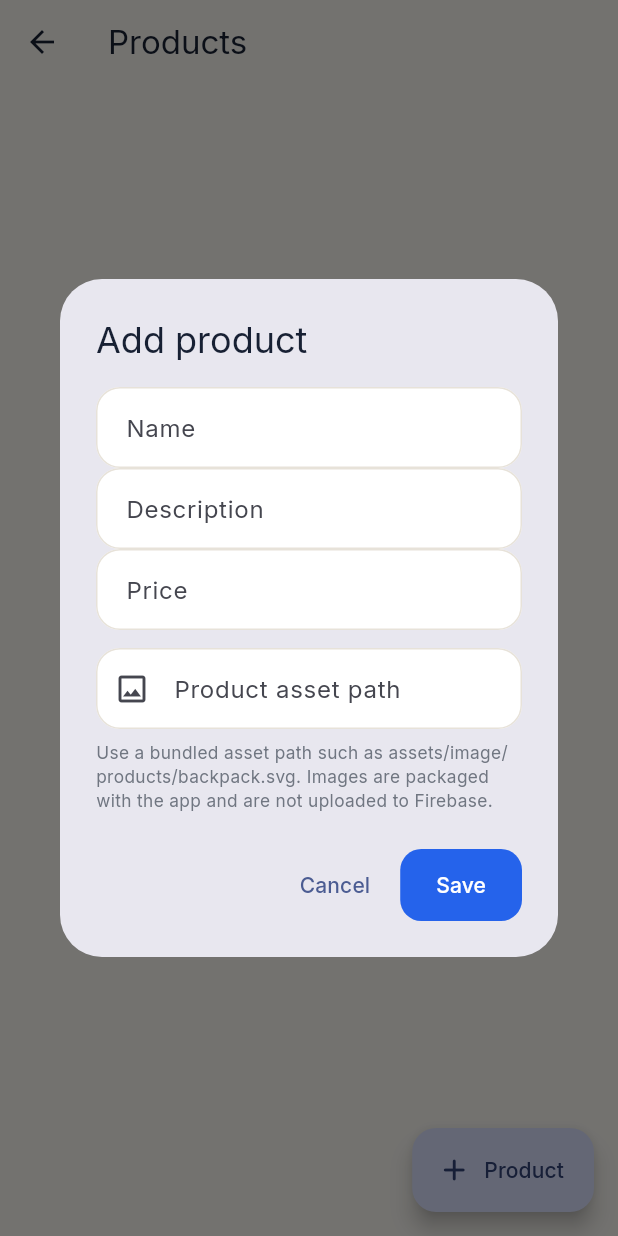
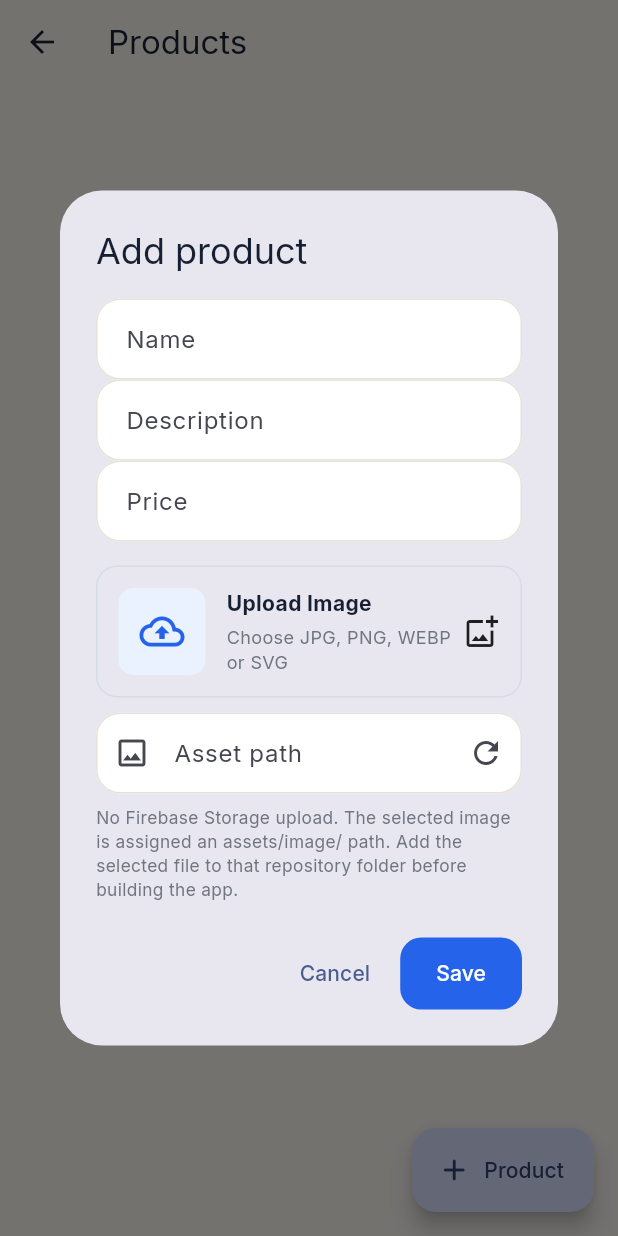
Before and after one commit to Jatinkanara21/Campus_supply, a Flutter app: the AdminManagementScreen screen opened directly with empty values, after a tap on "Product", on a phone screen of 412 x 824 dp. Run offline on Flutter 3.47's test engine with Material 3 defaults, Android fonts, the phone set to English and light mode, and no system bars; our stand-ins replace cloud_firestore, firebase_auth, firebase_core, google_fonts, image_picker, shared_preferences; accounts and stored records are empty.

Commit message:
Restore Upload Image button in admin product form

```diff
--- a/lib/screens/admin_management_screen.dart
+++ b/lib/screens/admin_management_screen.dart
@@ -1,8 +1,11 @@
+import 'dart:typed_data';
+
 import 'package:cloud_firestore/cloud_firestore.dart';
 import 'package:firebase_auth/firebase_auth.dart';
 import 'dart:async';
 
 import 'package:flutter/material.dart';
+import 'package:image_picker/image_picker.dart';
 
 enum AdminSection { products, categories, bundles, orders, users, reviews }
 
@@ -217,10 +220,39 @@ class AdminManagementScreen extends StatelessWidget {
     required TextEditingController price,
     required TextEditingController imageUrl,
   }) {
+    Uint8List? selectedImageBytes;
+    String? selectedFileName;
+
     return showDialog<bool>(
       context: context,
       builder: (dialogContext) => StatefulBuilder(
         builder: (dialogContext, setDialogState) {
+          Future<void> pickImage() async {
+            final picker = ImagePicker();
+            final file = await picker.pickImage(
+              source: ImageSource.gallery,
+              imageQuality: 90,
+            );
+            if (file == null) return;
+
+            final bytes = await file.readAsBytes();
+            final filename = file.name;
+            final safeName = filename
+                .toLowerCase()
+                .replaceAll(RegExp(r'[^a-z0-9._-]'), '_');
+            final folder = section == AdminSection.products
+                ? 'products'
+                : section == AdminSection.categories
+                    ? 'categories'
+                    : 'bundles';
+
+            setDialogState(() {
+              selectedImageBytes = bytes;
+              selectedFileName = filename;
+              imageUrl.text = 'assets/image/' + folder + '/' + safeName;
+            });
+          }
+
           return AlertDialog(
             title: Text(title),
             content: SizedBox(
@@ -243,23 +275,91 @@ class AdminManagementScreen extends StatelessWidget {
                         keyboardType: TextInputType.number,
                         decoration: const InputDecoration(labelText: 'Price'),
                       ),
-                    if (section == AdminSection.products || section == AdminSection.categories || section == AdminSection.bundles) ...[
-                      const SizedBox(height: 12),
+                    if (section == AdminSection.products ||
+                        section == AdminSection.categories ||
+                        section == AdminSection.bundles) ...[
+                      const SizedBox(height: 16),
+                      InkWell(
+                        onTap: pickImage,
+                        borderRadius: BorderRadius.circular(14),
+                        child: Container(
+                          width: double.infinity,
+                          padding: const EdgeInsets.all(14),
+                          decoration: BoxDecoration(
+                            border: Border.all(color: const Color(0xFFD6DCE5)),
+                            borderRadius: BorderRadius.circular(14),
+                          ),
+                          child: Row(
+                            children: [
+                              if (selectedImageBytes != null)
+                                ClipRRect(
+                                  borderRadius: BorderRadius.circular(10),
+                                  child: Image.memory(
+                                    selectedImageBytes!,
+                                    width: 58,
+                                    height: 58,
+                                    fit: BoxFit.cover,
+                                  ),
+                                )
+                              else
+                                Container(
+                                  width: 58,
+                                  height: 58,
+                                  decoration: BoxDecoration(
+                                    color: const Color(0xFFEAF2FF),
+                                    borderRadius: BorderRadius.circular(10),
+                                  ),
+                                  child: const Icon(
+                                    Icons.cloud_upload_outlined,
+                                    color: Color(0xFF2563EB),
+                                    size: 30,
+                                  ),
+                                ),
+                              const SizedBox(width: 14),
+                              Expanded(
+                                child: Column(
+                                  crossAxisAlignment: CrossAxisAlignment.start,
+                                  children: [
+                                    Text(
+                                      selectedFileName ?? 'Upload Image',
+                                      style: const TextStyle(fontWeight: FontWeight.w700),
+                                    ),
+                                    const SizedBox(height: 4),
+                                    Text(
+                                      selectedFileName == null
+                                          ? 'Choose JPG, PNG, WEBP or SVG'
+                                          : 'Image selected',
+                                      style: const TextStyle(
+                                        fontSize: 12,
+                                        color: Color(0xFF707681),
+                                      ),
+                                    ),
+                                  ],
+                                ),
+                              ),
+                              const Icon(Icons.add_photo_alternate_outlined),
+                            ],
+                          ),
+                        ),
+                      ),
+                      const SizedBox(height: 10),
                       TextField(
                         controller: imageUrl,
+                        readOnly: true,
                         decoration: InputDecoration(
-                          labelText: section == AdminSection.products
-                              ? 'Product asset path'
-                              : section == AdminSection.categories
-                                  ? 'Category asset path'
-                                  : 'Bundle asset path',
-                          hintText: 'assets/image/products/backpack.svg',
+                          labelText: 'Asset path',
+                          hintText: 'assets/image/products/backpack.jpg',
                           prefixIcon: const Icon(Icons.image_outlined),
+                          suffixIcon: IconButton(
+                            tooltip: 'Choose another image',
+                            onPressed: pickImage,
+                            icon: const Icon(Icons.refresh),
+                          ),
                         ),
                       ),
                       const SizedBox(height: 8),
                       const Text(
-                        'Use a bundled asset path such as assets/image/products/backpack.svg. Images are packaged with the app and are not uploaded to Firebase.',
+                        'No Firebase Storage upload. The selected image is assigned an assets/image/ path. Add the selected file to that repository folder before building the app.',
                         style: TextStyle(fontSize: 11.5, color: Color(0xFF707681)),
                       ),
                     ],
@@ -282,7 +382,6 @@ class AdminManagementScreen extends StatelessWidget {
       ),
     );
   }
-
   Future<void> _delete(BuildContext context, QueryDocumentSnapshot<Map<String, dynamic>> doc) async {
     final yes = await showDialog<bool>(
       context: context,
```
